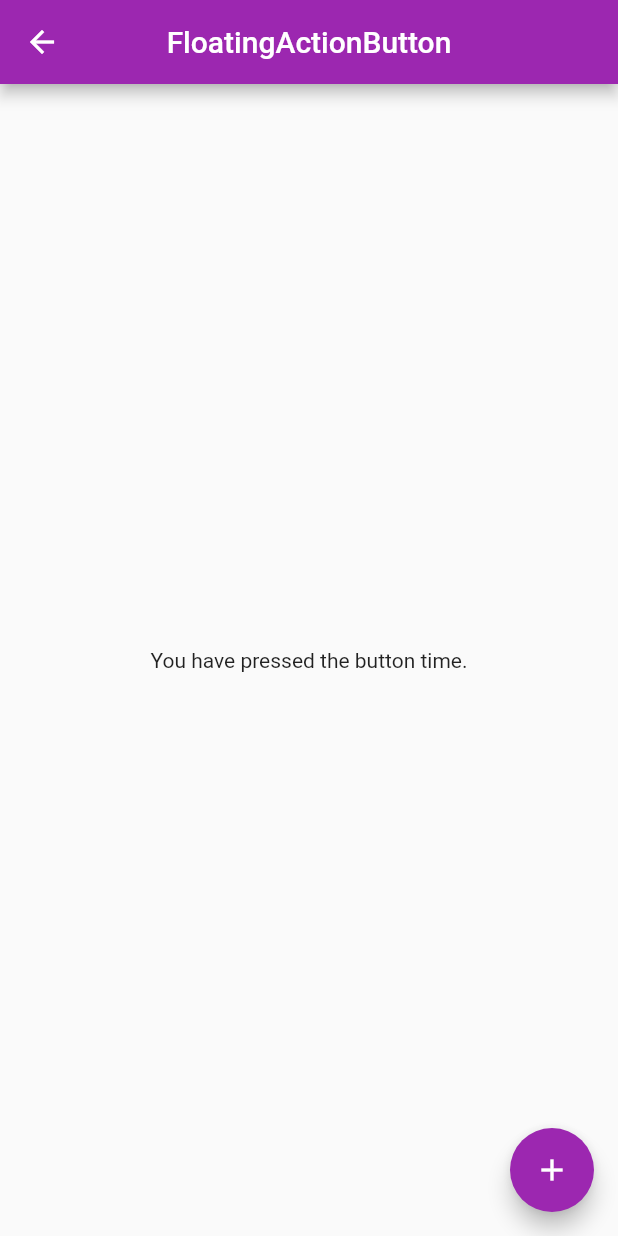
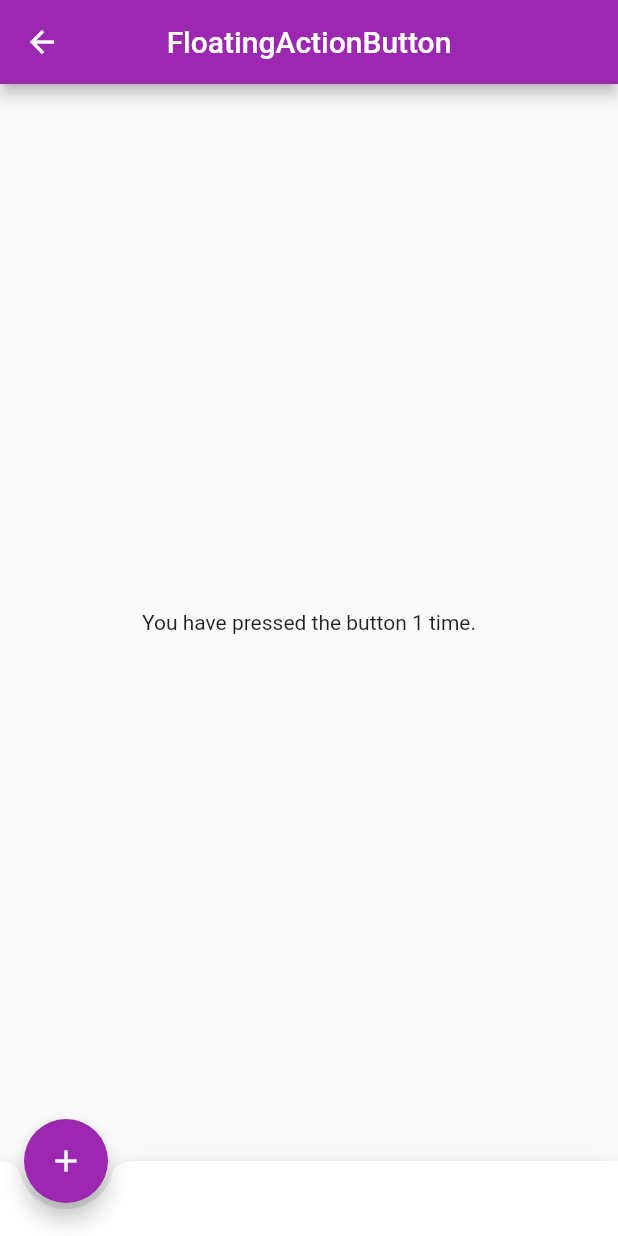
Before and after one commit to chakrit27/flutter_d2-week9, a Flutter app: the FloatActionDemo screen opened directly, after a tap on the "add" icon, on a phone screen of 412 x 824 dp. Run offline on Flutter 3.47's test engine with Material 2 defaults, Android fonts, the phone set to English and light mode, and no system bars.

Commit message:
Update v3

```diff
--- a/lib/screens/floataction_demo.dart
+++ b/lib/screens/floataction_demo.dart
@@ -8,23 +8,33 @@ class FloatActionDemo extends StatefulWidget {
 }
 
 class _FloatActionDemo extends State<FloatActionDemo> {
+  String $title = "FloatingActionButton";
+  int count = 0;
+
   @override
   Widget build(BuildContext context) {
-    String $title = "FloatingActionButton";
-
     return Scaffold(
       appBar: AppBar(
         centerTitle: true,
         title: Text($title),
       ),
       body: Center(
-        child: Text("You have pressed the button time."),
+        child: Text("You have pressed the button $count time."),
       ),
+
       floatingActionButton: FloatingActionButton(
-        onPressed: () => print("Test"),
+        onPressed: () => setState(() {
+          count = count + 1;
+          print("$count");
+        }),
         tooltip: 'เพิ่มค่า',
         child: Icon(Icons.add),
       ),
+      bottomNavigationBar: BottomAppBar(
+        shape: CircularNotchedRectangle(),
+        child: Container(height: 50.0,),
+      ),
+      floatingActionButtonLocation: FloatingActionButtonLocation.startDocked,
     );
   }
 }
--- a/lib/screens/home.dart
+++ b/lib/screens/home.dart
@@ -1,15 +1,17 @@
 import 'package:flutter/material.dart';
+import 'appbar_demo.dart';
 // import 'scaffold_demo.dart';
-import 'floataction_demo.dart';
+// import 'floataction_demo.dart';
 
 class MyApp extends StatelessWidget {
   const MyApp({Key? key}) : super(key: key);
+
   @override
   Widget build(BuildContext context) {
     return MaterialApp(
       title: 'Flutter App Devalopment',
       debugShowCheckedModeBanner: false,
-      home: const FloatactionDemo(),
+      home: const AppBarDemo(),
       theme: ThemeData(primarySwatch: Colors.purple),
     );
   }
```
Also changed, not shown: lib/screens/appbar_demo.dart (added, +36 -0 lines).
